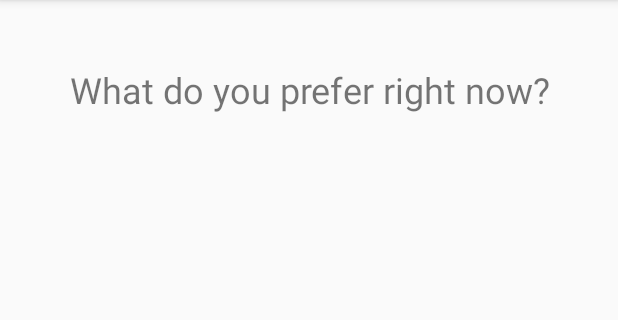
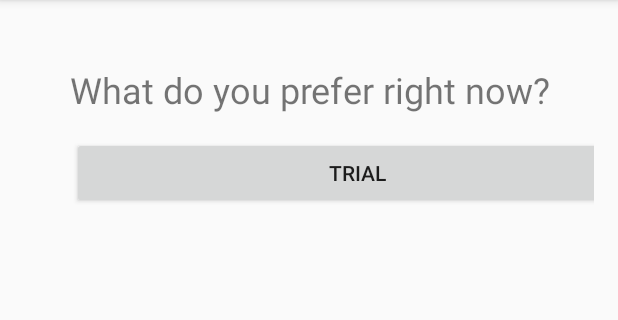
Before and after one commit to galyanae/MonsterLunch, an Android app: the MonsterChoose screen opened directly, with no data from a screen before it, on a phone screen of 412 x 824 dp, the part 84-404 px from its top. Run offline under Robolectric (Android 15) with nearby library versions, the phone set to English and light mode, and no system bars.

Commit message:
Adding countDown Timer
adding count down timer and class

```diff
--- /dev/null
+++ b/app/src/main/java/galyanae/monsterlunch/GameTimer.java
@@ -0,0 +1,24 @@
+package galyanae.monsterlunch;
+
+import android.os.CountDownTimer;
+import android.widget.TextView;
+
+/**
+ * Created by Lia_2 on 15/09/2016.
+ */
+public class GameTimer  extends CountDownTimer {
+    private TextView timeLeft;
+    public void onTick(long millisUntilFinished) {
+
+        timeLeft.setText("seconds remaining: " + millisUntilFinished / 1000);
+    }
+
+    public GameTimer(long millisInFuture, long countDownInterval,TextView timeLeft) {
+        super(millisInFuture, countDownInterval);
+        this.timeLeft = timeLeft;
+    }
+
+    public void onFinish() {
+        timeLeft.setText("done!");
+       }
+}
--- a/app/src/main/java/galyanae/monsterlunch/MonsterChoose.java
+++ b/app/src/main/java/galyanae/monsterlunch/MonsterChoose.java
@@ -3,15 +3,16 @@ package galyanae.monsterlunch;
 import android.content.Intent;
 import android.os.Bundle;
 import android.support.v7.app.AppCompatActivity;
+import android.view.View;
 import android.widget.TextView;
 
 public class MonsterChoose extends AppCompatActivity {
-
+    Intent intent;
     @Override
     protected void onCreate(Bundle savedInstanceState) {
         super.onCreate(savedInstanceState);
         setContentView(R.layout.activity_monster_choose);
-        Intent intent = getIntent();
+        intent = getIntent();
         String theName= intent.getStringExtra("pName");
         TextView nametextView = (TextView)findViewById(R.id.name);
         nametextView.setTextSize(20);
@@ -19,4 +20,8 @@ public class MonsterChoose extends AppCompatActivity {
     }
 
 
+    public void toMainActivity(View view) {
+        Intent i = new Intent(getApplicationContext(), MainActivity.class);
+        startActivity(i);
+    }
 }
--- a/app/src/main/res/layout/activity_monster_choose.xml
+++ b/app/src/main/res/layout/activity_monster_choose.xml
@@ -41,7 +41,8 @@
                 android:scaleType="fitXY"
                 android:layout_height="100dp"
                 android:id="@+id/imageView1"
-                android:layout_margin="5dp" />
+                android:layout_margin="5dp"
+                />
 
             <ImageView
                 android:layout_width="0dp"
@@ -58,6 +59,13 @@
                 android:layout_height="100dp"
                 android:id="@+id/imageView3"
                 android:layout_margin="5dp" />
+<Button
+    android:layout_width="match_parent"
+    android:layout_height="wrap_content"
+    android:text="trial"
+    android:id="@+id/trialBTN"
+    android:onClick="toMainActivity"
+    />
         </LinearLayout>
 
 </RelativeLayout>
```
Also changed, not shown: app/src/main/java/galyanae/monsterlunch/MainActivity.java (+4 -31 lines), 2 other files.
